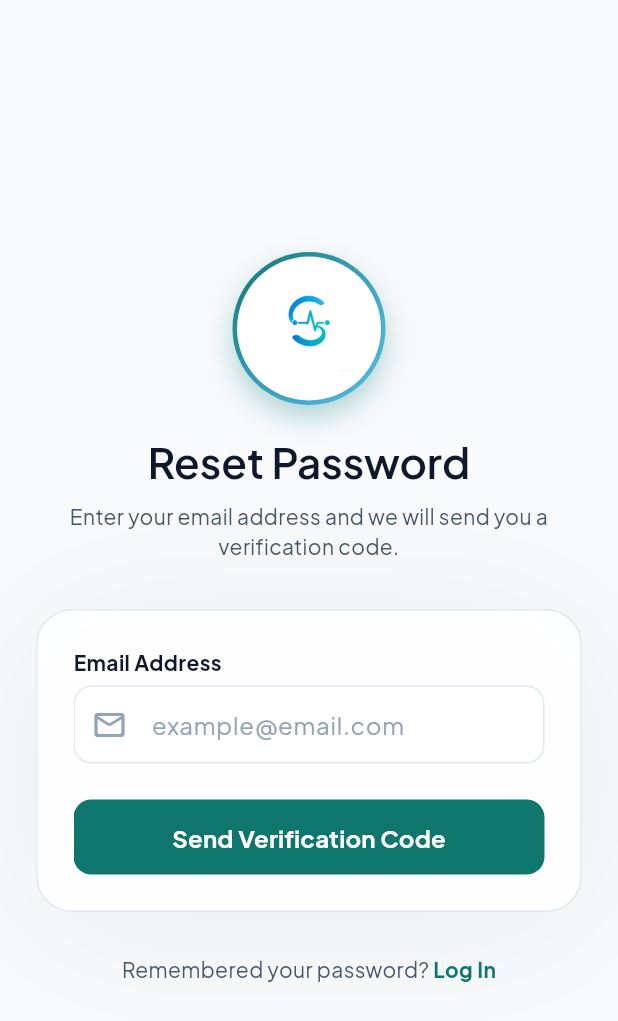
After one commit to Affansaleem/medical_booking_application_careSync, a Flutter app: the screen it shows after launch, after a tap on "Forgot Password?", on a phone screen of 412 x 824 dp. The commit adds this screen. Shown: the top 1021 px of the screen. Run offline on Flutter 3.47's test engine with Material 3 defaults, Android fonts, the phone set to English and light mode, and no system bars; our stand-ins replace cached_network_image, flutter_riverpod, flutter_svg, gap, go_router, pinput and 1 more; accounts and stored records are empty.

Commit message:
Update
Pininput package added for OTP field
Clean app auth handling

```diff
--- a/lib/core/routes/app_routes.dart
+++ b/lib/core/routes/app_routes.dart
@@ -1,6 +1,7 @@
 import 'package:flutter/material.dart';
 import 'package:go_router/go_router.dart';
 import '../../features/auth/presentation/pages/auth_page.dart';
+import '../../features/auth/presentation/pages/forgot_password_page.dart';
 import '../../features/home/presentation/pages/home_page.dart';
 
 class AppRoutes {
@@ -8,6 +9,7 @@ class AppRoutes {
 
   static const String home = '/';
   static const String login = '/login';
+  static const String forgotPassword = '/forgot-password';
   static const String doctors = '/doctors';
   static const String appointments = '/appointments';
 
@@ -23,6 +25,10 @@ class AppRoutes {
         builder: (context, state) => const HomePage(title: 'CareSync Home'),
       ),
       GoRoute(path: login, builder: (context, state) => const AuthPage()),
+      GoRoute(
+        path: forgotPassword,
+        builder: (context, state) => const ForgotPasswordPage(),
+      ),
       /*
       // Commented out until Doctors and Appointments features are implemented
       GoRoute(
--- /dev/null
+++ b/lib/core/widgets/app_logo.dart
@@ -0,0 +1,44 @@
+import 'package:flutter/material.dart';
+import '../constants/app_colors.dart';
+import '../constants/app_shadows.dart';
+import 'app_asset.dart';
+import '../../gen/assets.gen.dart';
+
+class AppLogo extends StatelessWidget {
+  final double size;
+
+  const AppLogo({super.key, this.size = 64.0});
+
+  @override
+  Widget build(BuildContext context) {
+    return Center(
+      child: Container(
+        decoration: BoxDecoration(
+          shape: BoxShape.circle,
+          gradient: LinearGradient(
+            colors: [
+              AppColors.primary,
+              AppColors.secondary.withValues(alpha: 0.6),
+            ],
+            begin: Alignment.topLeft,
+            end: Alignment.bottomRight,
+          ),
+          boxShadow: AppShadows.primary,
+        ),
+        padding: const EdgeInsets.all(3),
+        child: Container(
+          decoration: const BoxDecoration(
+            color: Colors.white,
+            shape: BoxShape.circle,
+          ),
+          padding: EdgeInsets.all(size * 0.25),
+          child: AppAsset(
+            path: Assets.logos.caresyncMain.path,
+            height: size,
+            width: size,
+          ),
+        ),
+      ),
+    );
+  }
+}
--- /dev/null
+++ b/lib/core/widgets/otp_input_field.dart
@@ -0,0 +1,61 @@
+import 'package:flutter/material.dart';
+import 'package:pinput/pinput.dart';
+import '../constants/app_colors.dart';
+
+class OtpInputField extends StatelessWidget {
+  final int length;
+  final ValueChanged<String> onChanged;
+  final ValueChanged<String>? onCompleted;
+
+  const OtpInputField({
+    super.key,
+    this.length = 6,
+    required this.onChanged,
+    this.onCompleted,
+  });
+
+  @override
+  Widget build(BuildContext context) {
+    final theme = Theme.of(context);
+    final isDark = theme.brightness == Brightness.dark;
+
+    final textPrimary = isDark
+        ? AppColors.textPrimaryDark
+        : AppColors.textPrimaryLight;
+    final borderColor = isDark ? AppColors.borderDark : AppColors.borderLight;
+    final fillBoxColor = isDark ? AppColors.surfaceDark : Colors.white;
+
+    final defaultPinTheme = PinTheme(
+      width: 44,
+      height: 54,
+      textStyle: theme.textTheme.titleLarge?.copyWith(
+        fontWeight: FontWeight.bold,
+        color: textPrimary,
+      ),
+      decoration: BoxDecoration(
+        color: fillBoxColor,
+        borderRadius: BorderRadius.circular(12),
+        border: Border.all(color: borderColor),
+      ),
+    );
+
+    final focusedPinTheme = defaultPinTheme.copyDecorationWith(
+      border: Border.all(color: AppColors.primary, width: 2),
+    );
+
+    final submittedPinTheme = defaultPinTheme;
+
+    return Center(
+      child: Pinput(
+        length: length,
+        defaultPinTheme: defaultPinTheme,
+        focusedPinTheme: focusedPinTheme,
+        submittedPinTheme: submittedPinTheme,
+        onChanged: onChanged,
+        onCompleted: onCompleted,
+        showCursor: true,
+        hapticFeedbackType: HapticFeedbackType.lightImpact,
+      ),
+    );
+  }
+}
--- a/lib/features/auth/domain/repositories/auth_repository.dart
+++ b/lib/features/auth/domain/repositories/auth_repository.dart
@@ -21,5 +21,15 @@ abstract class AuthRepository {
 
   Future<Either<Failure, UserEntity?>> getCurrentUser();
 
+  Future<Either<Failure, void>> resetPassword({required String email});
+
+  Future<Either<Failure, void>> verifyOtp({
+    required String email,
+    required String token,
+    required supabase.OtpType type,
+  });
+
+  Future<Either<Failure, void>> updatePassword({required String newPassword});
+
   Stream<supabase.AuthState> get authStateChanges;
 }
--- /dev/null
+++ b/lib/features/auth/domain/usecases/reset_password_usecase.dart
@@ -0,0 +1,15 @@
+import '../../../../core/error/failures.dart';
+import '../../../../core/usecases/usecase.dart';
+import '../../../../core/utils/either.dart';
+import '../repositories/auth_repository.dart';
+
+class ResetPasswordUseCase implements UseCase<Either<Failure, void>, String> {
+  final AuthRepository repository;
+
+  ResetPasswordUseCase(this.repository);
+
+  @override
+  Future<Either<Failure, void>> call(String email) {
+    return repository.resetPassword(email: email);
+  }
+}
--- a/lib/features/auth/presentation/pages/auth_page.dart
+++ b/lib/features/auth/presentation/pages/auth_page.dart
@@ -8,11 +8,10 @@ import '../../../../core/utils/app_toast.dart';
 import '../../../../core/utils/helpers.dart';
 import '../../../../core/widgets/app_text_field.dart';
 import '../../../../core/widgets/app_button.dart';
-import '../../../../core/widgets/app_asset.dart';
-import '../../../../gen/assets.gen.dart';
 import 'package:gap/gap.dart';
 import '../providers/auth_state_provider.dart';
 import '../../../../core/constants/app_shadows.dart';
+import '../../../../core/widgets/app_logo.dart';
 import '../widgets/role_selector.dart';
 
 class AuthPage extends ConsumerStatefulWidget {
@@ -139,35 +138,7 @@ class _AuthPageState extends ConsumerState<AuthPage> {
                   crossAxisAlignment: CrossAxisAlignment.stretch,
                   children: [
                     // Unified Logo & Header
-                    Center(
-                      child: Container(
-                        decoration: BoxDecoration(
-                          shape: BoxShape.circle,
-                          gradient: LinearGradient(
-                            colors: [
-                              AppColors.primary,
-                              AppColors.secondary.withValues(alpha: 0.6),
-                            ],
-                            begin: Alignment.topLeft,
-                            end: Alignment.bottomRight,
-                          ),
-                          boxShadow: AppShadows.primary,
-                        ),
-                        padding: const EdgeInsets.all(3),
-                        child: Container(
-                          decoration: const BoxDecoration(
-                            color: Colors.white,
-                            shape: BoxShape.circle,
-                          ),
-                          padding: const EdgeInsets.all(16),
-                          child: AppAsset(
-                            path: Assets.logos.caresyncMain.path,
-                            height: 64,
-                            width: 64,
-                          ),
-                        ),
-                      ),
-                    ),
+                    const AppLogo(),
                     const Gap(20),
                     Text(
                       'CareSync',
@@ -259,6 +230,35 @@ class _AuthPageState extends ConsumerState<AuthPage> {
                               onSubmitted: isLoginMode ? _submit : null,
                               validator: (value) => null,
                             ),
+
+                            // Forgot Password Link — Login Mode only
+                            AnimatedCrossFade(
+                              firstChild: const SizedBox.shrink(),
+                              secondChild: Align(
+                                alignment: Alignment.centerRight,
+                                child: Padding(
+                                  padding: const EdgeInsets.only(top: 8.0),
+                                  child: GestureDetector(
+                                    onTap: () {
+                                      context.push(AppRoutes.forgotPassword);
+                                    },
+                                    child: Text(
+                                      'Forgot Password?',
+                                      style: context.textTheme.bodyMedium
+                                          ?.copyWith(
+                                            color: primaryColor,
+                                            fontWeight: FontWeight.w600,
+                                          ),
+                                    ),
+                                  ),
+                                ),
+                              ),
+                              crossFadeState: isLoginMode
+                                  ? CrossFadeState.showSecond
+                                  : CrossFadeState.showFirst,
+                              duration: const Duration(milliseconds: 200),
+                            ),
+
                             AnimatedCrossFade(
                               firstChild: const SizedBox.shrink(),
                               secondChild: Padding(
--- /dev/null
+++ b/lib/features/auth/presentation/pages/forgot_password_page.dart
@@ -0,0 +1,300 @@
+import 'package:care_sync/core/extensions/context_extensions.dart';
+import 'package:flutter/material.dart';
+import 'package:flutter_riverpod/flutter_riverpod.dart';
+import 'package:go_router/go_router.dart';
+import '../../../../core/constants/app_colors.dart';
+import '../../../../core/routes/app_routes.dart';
+import '../../../../core/utils/app_toast.dart';
+import '../../../../core/utils/helpers.dart';
+import '../../../../core/widgets/app_text_field.dart';
+import '../../../../core/widgets/app_button.dart';
+import 'package:gap/gap.dart';
+import '../providers/auth_state_provider.dart';
+import '../../../../core/constants/app_shadows.dart';
+import '../../../../core/widgets/app_logo.dart';
+import '../../../../core/widgets/otp_input_field.dart';
+
+class ForgotPasswordPage extends ConsumerStatefulWidget {
+  const ForgotPasswordPage({super.key});
+
+  @override
+  ConsumerState<ForgotPasswordPage> createState() => _ForgotPasswordPageState();
+}
+
+class _ForgotPasswordPageState extends ConsumerState<ForgotPasswordPage> {
+  final _emailController = TextEditingController();
+  final _otpController = TextEditingController();
+  final _passwordController = TextEditingController();
+  final _confirmPasswordController = TextEditingController();
+
+  bool _isOtpSent = false;
+  String _pendingPassword = '';
+
+  @override
+  void dispose() {
+    _emailController.dispose();
+    _otpController.dispose();
+    _passwordController.dispose();
+    _confirmPasswordController.dispose();
+    super.dispose();
+  }
+
+  void _sendOtp() {
+    final email = _emailController.text.trim();
+
+    if (email.isEmpty) {
+      AppToast.showError(context, 'Please enter your email');
+      return;
+    }
+    if (!AppHelpers.isValidEmail(email)) {
+      AppToast.showError(context, 'Please enter a valid email address');
+      return;
+    }
+
+    ref.read(authNotifierProvider.notifier).sendPasswordReset(email);
+  }
+
+  void _resetPassword() {
+    final email = _emailController.text.trim();
+    final otp = _otpController.text.trim();
+    final password = _passwordController.text.trim();
+    final confirmPassword = _confirmPasswordController.text.trim();
+
+    if (otp.isEmpty) {
+      AppToast.showError(context, 'Please enter the verification code');
+      return;
+    }
+
+    if (password.isEmpty) {
+      AppToast.showError(context, 'Please enter a new password');
+      return;
+    }
+    if (password.length < 6) {
+      AppToast.showError(
+        context,
+        'Password must be at least 6 characters long',
+      );
+      return;
+    }
+
+    if (confirmPassword.isEmpty) {
+      AppToast.showError(context, 'Please confirm your new password');
+      return;
+    }
+    if (password != confirmPassword) {
+      AppToast.showError(context, 'Passwords do not match');
+      return;
+    }
+
+    _pendingPassword = password;
+    ref.read(authNotifierProvider.notifier).verifyOtp(email, otp);
+  }
+
+  @override
+  Widget build(BuildContext context) {
+    final authState = ref.watch(authNotifierProvider);
+    final theme = Theme.of(context);
+    final isDark = theme.brightness == Brightness.dark;
+
+    ref.listen<AuthState>(authNotifierProvider, (previous, next) {
+      if (next is AuthPasswordResetSent) {
+        AppToast.showSuccess(context, 'Verification code sent to your email!');
+        setState(() {
+          _isOtpSent = true;
+        });
+      } else if (next is AuthOtpVerified) {
+        // OTP verification succeeded, now update the password
+        ref
+            .read(authNotifierProvider.notifier)
+            .updatePassword(_pendingPassword);
+      } else if (next is AuthPasswordResetSuccess) {
+        AppToast.showSuccess(
+          context,
+          'Password reset successfully! Log in with your new password.',
+        );
+        context.go(AppRoutes.login);
+      } else if (next is AuthError) {
+        AppToast.showError(context, next.message);
+      }
+    });
+
+    final primaryColor = AppColors.primary;
+    final backgroundColor = isDark
+        ? AppColors.backgroundDark
+        : AppColors.backgroundLight;
+    final surfaceColor = isDark
+        ? AppColors.surfaceDark
+        : AppColors.surfaceLight;
+    final textPrimary = isDark
+        ? AppColors.textPrimaryDark
+        : AppColors.textPrimaryLight;
+    final textSecondary = isDark
+        ? AppColors.textSecondaryDark
+        : AppColors.textSecondaryLight;
+    final borderColor = isDark ? AppColors.borderDark : AppColors.borderLight;
+
+    return Scaffold(
+      backgroundColor: backgroundColor,
+      body: Stack(
+        children: [
+          SafeArea(
+            child: Center(
+              child: SingleChildScrollView(
+                physics: const BouncingScrollPhysics(),
+                padding: const EdgeInsets.symmetric(
+                  horizontal: 24.0,
+                  vertical: 32.0,
+                ),
+                child: Column(
+                  mainAxisAlignment: MainAxisAlignment.center,
+                  crossAxisAlignment: CrossAxisAlignment.stretch,
+                  children: [
+                    // Unified Logo & Header
+                    const AppLogo(),
+                    const Gap(20),
+                    Text(
+                      'Reset Password',
+                      style: context.textTheme.headlineMedium?.copyWith(
+                        color: textPrimary,
+                      ),
+                      textAlign: TextAlign.center,
+                    ),
+                    const Gap(8),
+                    Padding(
+                      padding: const EdgeInsets.symmetric(horizontal: 16.0),
+                      child: Text(
+                        _isOtpSent
+                            ? 'Enter the 6-digit code sent to your email and your new password.'
+                            : 'Enter your email address and we will send you a verification code.',
+                        style: context.textTheme.bodyMedium?.copyWith(
+                          color: textSecondary,
+                        ),
+                        textAlign: TextAlign.center,
+                      ),
+                    ),
+                    const Gap(32),
+
+                    // Main card with animated cross fade between Send OTP and Reset Password flows
+                    AnimatedSize(
+                      duration: const Duration(milliseconds: 250),
+                      curve: Curves.easeInOut,
+                      child: Container(
+                        padding: const EdgeInsets.all(24),
+                        decoration: BoxDecoration(
+                          color: surfaceColor.withValues(
+                            alpha: isDark ? 0.85 : 0.95,
+                          ),
+                          borderRadius: BorderRadius.circular(24),
+                          border: Border.all(
+                            color: borderColor.withValues(
+                              alpha: isDark ? 0.8 : 1.0,
+                            ),
+                          ),
+                          boxShadow: isDark
+                              ? AppShadows.dialogDark
+                              : AppShadows.dialogLight,
+                        ),
+                        child: AnimatedCrossFade(
+                          duration: const Duration(milliseconds: 250),
+                          firstCurve: Curves.easeInOut,
+                          secondCurve: Curves.easeInOut,
+                          crossFadeState: _isOtpSent
+                              ? CrossFadeState.showSecond
+                              : CrossFadeState.showFirst,
+                          // Phase 1: Request Code
+                          firstChild: Column(
+                            crossAxisAlignment: CrossAxisAlignment.stretch,
+                            children: [
+                              AppTextField.email(
+                                controller: _emailController,
+                                textInputAction: TextInputAction.done,
+                                validator: (value) => null,
+                              ),
+                              const Gap(24),
+                              AppButton.primary(
+                                onPressed: _sendOtp,
+                                text: 'Send Verification Code',
+                                isLoading: authState is AuthLoading,
+                              ),
+                            ],
+                          ),
+                          // Phase 2: Enter OTP & New Password
+                          secondChild: Column(
+                            crossAxisAlignment: CrossAxisAlignment.stretch,
+                            children: [
+                              Text(
+                                'Verification Code',
+                                style: theme.textTheme.bodyMedium?.copyWith(
+                                  fontWeight: FontWeight.bold,
+                                  color: textPrimary,
+                                ),
+                              ),
+                              const Gap(8),
+                              OtpInputField(
+                                onChanged: (value) {
+                                  _otpController.text = value;
+                                },
+                              ),
+                              const Gap(16),
+                              AppTextField.password(
+                                controller: _passwordController,
+                                labelText: 'New Password',
+                                hintText: '••••••••',
+                                textInputAction: TextInputAction.next,
+                                validator: (value) => null,
+                              ),
+                              const Gap(16),
+                              AppTextField.password(
+                                controller: _confirmPasswordController,
+                                labelText: 'Confirm New Password',
+                                hintText: '••••••••',
+                                textInputAction: TextInputAction.done,
+                                onSubmitted: _resetPassword,
+                                validator: (value) => null,
+                              ),
+                              const Gap(24),
+                              AppButton.primary(
+                                onPressed: _resetPassword,
+                                text: 'Reset Password',
+                                isLoading: authState is AuthLoading,
+                              ),
+                            ],
+                          ),
+                        ),
+                      ),
+                    ),
+                    const Gap(28),
+
+                    Row(
+                      mainAxisAlignment: MainAxisAlignment.center,
+                      children: [
+                        Text(
+                          'Remembered your password? ',
+                          style: context.textTheme.bodyMedium?.copyWith(
+                            color: textSecondary,
+                          ),
+                        ),
+                        GestureDetector(
+                          onTap: () {
+                            context.go(AppRoutes.login);
+                          },
+                          child: Text(
+                            'Log In',
+                            style: context.textTheme.bodyMedium?.copyWith(
+                              color: primaryColor,
+                              fontWeight: FontWeight.bold,
+                            ),
+                          ),
+                        ),
+                      ],
+                    ),
+                  ],
+                ),
+              ),
+            ),
+          ),
+        ],
+      ),
+    );
+  }
+}
--- a/lib/features/auth/presentation/providers/auth_providers.dart
+++ b/lib/features/auth/presentation/providers/auth_providers.dart
@@ -9,6 +9,9 @@ import '../../domain/usecases/sign_in_usecase.dart';
 import '../../domain/usecases/sign_out_usecase.dart';
 import '../../domain/usecases/sign_up_usecase.dart';
 import '../../domain/usecases/watch_auth_state_usecase.dart';
+import '../../domain/usecases/reset_password_usecase.dart';
+import '../../domain/usecases/verify_otp_usecase.dart';
+import '../../domain/usecases/update_password_usecase.dart';
 
 final supabaseClientProvider = Provider<supabase.SupabaseClient>((ref) {
   return SupabaseService().client;
@@ -48,3 +51,18 @@ final watchAuthStateUseCaseProvider = Provider<WatchAuthStateUseCase>((ref) {
   final repository = ref.watch(authRepositoryProvider);
   return WatchAuthStateUseCase(repository);
 });
+
+final resetPasswordUseCaseProvider = Provider<ResetPasswordUseCase>((ref) {
+  final repository = ref.watch(authRepositoryProvider);
+  return ResetPasswordUseCase(repository);
+});
+
+final verifyOtpUseCaseProvider = Provider<VerifyOtpUseCase>((ref) {
+  final repository = ref.watch(authRepositoryProvider);
+  return VerifyOtpUseCase(repository);
+});
+
+final updatePasswordUseCaseProvider = Provider<UpdatePasswordUseCase>((ref) {
+  final repository = ref.watch(authRepositoryProvider);
+  return UpdatePasswordUseCase(repository);
+});
--- a/lib/features/auth/presentation/providers/auth_state.dart
+++ b/lib/features/auth/presentation/providers/auth_state.dart
@@ -25,3 +25,15 @@ class AuthError extends AuthState {
   final String message;
   const AuthError(this.message);
 }
+
+class AuthPasswordResetSent extends AuthState {
+  const AuthPasswordResetSent();
+}
+
+class AuthOtpVerified extends AuthState {
+  const AuthOtpVerified();
+}
+
+class AuthPasswordResetSuccess extends AuthState {
+  const AuthPasswordResetSuccess();
+}
--- a/pubspec.yaml
+++ b/pubspec.yaml
@@ -35,6 +35,7 @@ dependencies:
   image_picker: ^1.2.2
   flutter_stripe: ^13.0.0
   flutter_svg: ^2.3.0
+  pinput: ^6.0.2
 
 dev_dependencies:
   flutter_test:
```
Also changed, not shown: lib/features/auth/data/datasources/auth_remote_data_source.dart (+53 -0 lines), lib/features/auth/data/repositories/auth_repository_impl.dart (+42 -0 lines), lib/features/auth/domain/usecases/update_password_usecase.dart (added, +15 -0 lines), lib/features/auth/domain/usecases/verify_otp_usecase.dart (added, +33 -0 lines), lib/features/auth/presentation/providers/auth_state_provider.dart (+46 -0 lines), pubspec.lock.
